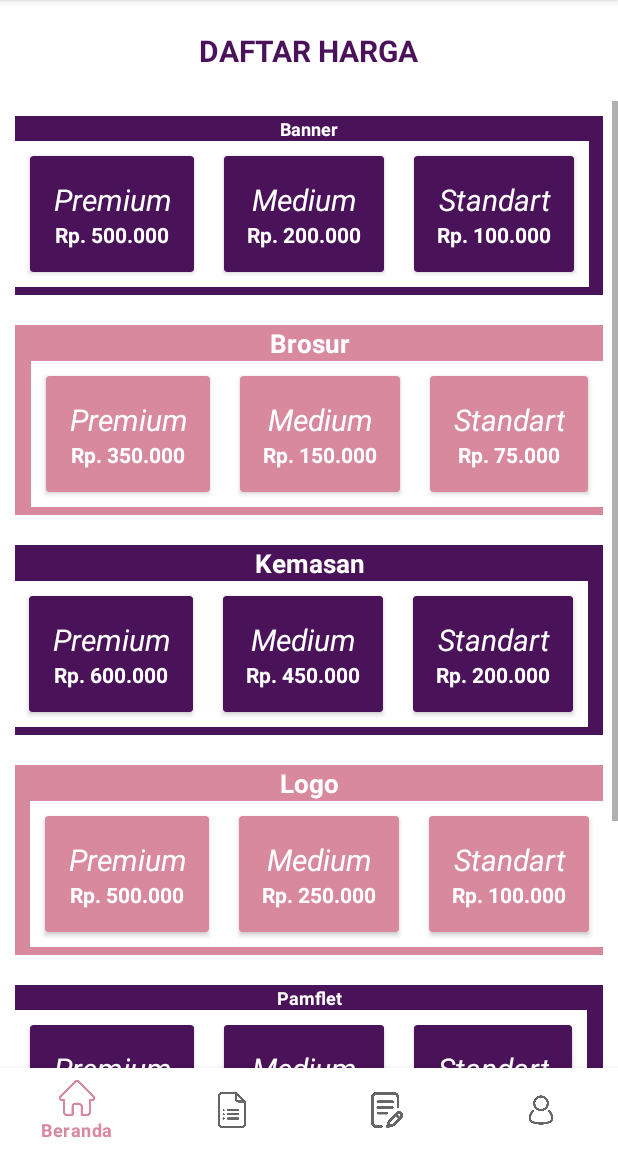
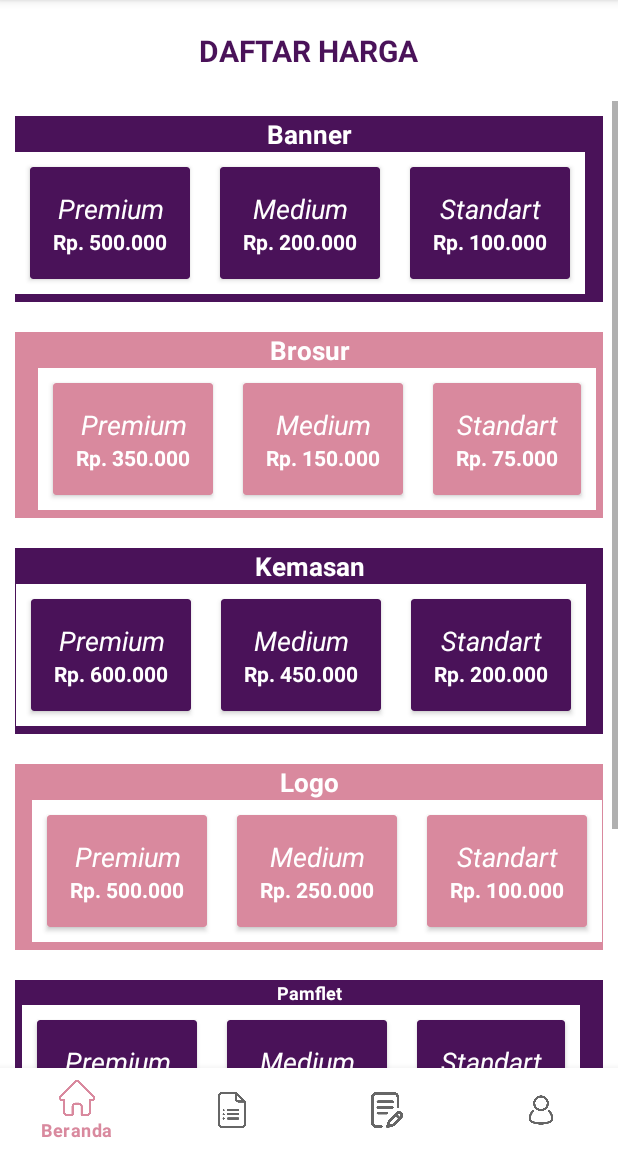
Before and after one commit to rahmarmd/project, an Android app: the fragment DaftarFragment placed in its activity, on a phone screen of 412 x 824 dp, the part 84-1236 px from its top. Run offline under Robolectric (Android 15) with nearby library versions, the phone set to English and light mode, and no system bars; 2 statements that could not run were skipped.

Commit message:
font size

```diff
--- a/app/src/main/res/layout/fragment_daftar.xml
+++ b/app/src/main/res/layout/fragment_daftar.xml
@@ -47,7 +47,7 @@
                         android:text="Banner"
                         android:textAlignment="center"
                         android:textStyle="bold"
-                        android:textSize="12dp"
+                        android:textSize="17sp"
                         android:textColor="@color/white">
                     </TextView>
                 </LinearLayout>
@@ -73,7 +73,7 @@
                                 android:layout_height="wrap_content"
                                 android:text="Premium"
                                 android:textAlignment="center"
-                                android:textSize="20dp"
+                                android:textSize="18dp"
                                 android:textStyle="italic"
                                 android:textColor="@color/white">
                             </TextView>
@@ -103,7 +103,7 @@
                                 android:layout_height="wrap_content"
                                 android:text="Medium"
                                 android:textAlignment="center"
-                                android:textSize="20dp"
+                                android:textSize="18dp"
                                 android:textStyle="italic"
                                 android:textColor="@color/white">
                             </TextView>
@@ -133,7 +133,7 @@
                                 android:layout_height="wrap_content"
                                 android:text="Standart"
                                 android:textAlignment="center"
-                                android:textSize="20dp"
+                                android:textSize="18dp"
                                 android:textStyle="italic"
                                 android:textColor="@color/white">
                             </TextView>
@@ -194,7 +194,7 @@
                                 android:layout_height="wrap_content"
                                 android:text="Premium"
                                 android:textAlignment="center"
-                                android:textSize="20dp"
+                                android:textSize="18dp"
                                 android:textStyle="italic"
                                 android:textColor="@color/white">
                             </TextView>
@@ -224,7 +224,7 @@
                                 android:layout_height="wrap_content"
                                 android:text="Medium"
                                 android:textAlignment="center"
-                                android:textSize="20dp"
+                                android:textSize="18dp"
                                 android:textStyle="italic"
                                 android:textColor="@color/white">
                             </TextView>
@@ -254,7 +254,7 @@
                                 android:layout_height="wrap_content"
                                 android:text="Standart"
                                 android:textAlignment="center"
-                                android:textSize="20dp"
+                                android:textSize="18dp"
                                 android:textStyle="italic"
                                 android:textColor="@color/white">
                             </TextView>
@@ -316,7 +316,7 @@
                                 android:layout_height="wrap_content"
                                 android:text="Premium"
                                 android:textAlignment="center"
-                                android:textSize="20dp"
+                                android:textSize="18dp"
                                 android:textStyle="italic"
                                 android:textColor="@color/white">
                             </TextView>
@@ -346,7 +346,7 @@
                                 android:layout_height="wrap_content"
                                 android:text="Medium"
                                 android:textAlignment="center"
-                                android:textSize="20dp"
+                                android:textSize="18dp"
                                 android:textStyle="italic"
                                 android:textColor="@color/white">
                             </TextView>
@@ -376,7 +376,7 @@
                                 android:layout_height="wrap_content"
                                 android:text="Standart"
                                 android:textAlignment="center"
-                                android:textSize="20dp"
+                                android:textSize="18dp"
                                 android:textStyle="italic"
                                 android:textColor="@color/white">
                             </TextView>
@@ -437,7 +437,7 @@
                                 android:layout_height="wrap_content"
                                 android:text="Premium"
                                 android:textAlignment="center"
-                                android:textSize="20dp"
+                                android:textSize="18dp"
                                 android:textStyle="italic"
                                 android:textColor="@color/white">
                             </TextView>
@@ -467,7 +467,7 @@
                                 android:layout_height="wrap_content"
                                 android:text="Medium"
                                 android:textAlignment="center"
-                                android:textSize="20dp"
+                                android:textSize="18dp"
                                 android:textStyle="italic"
                                 android:textColor="@color/white">
                             </TextView>
@@ -497,7 +497,7 @@
                                 android:layout_height="wrap_content"
                                 android:text="Standart"
                                 android:textAlignment="center"
-                                android:textSize="20dp"
+                                android:textSize="18dp"
                                 android:textStyle="italic"
                                 android:textColor="@color/white">
                             </TextView>
@@ -558,7 +558,7 @@
                                 android:layout_height="wrap_content"
                                 android:text="Premium"
                                 android:textAlignment="center"
-                                android:textSize="20dp"
+                                android:textSize="18dp"
                                 android:textStyle="italic"
                                 android:textColor="@color/white">
                             </TextView>
@@ -588,7 +588,7 @@
                                 android:layout_height="wrap_content"
                                 android:text="Medium"
                                 android:textAlignment="center"
-                                android:textSize="20dp"
+                                android:textSize="18dp"
                                 android:textStyle="italic"
                                 android:textColor="@color/white">
                             </TextView>
@@ -618,7 +618,7 @@
                                 android:layout_height="wrap_content"
                                 android:text="Standart"
                                 android:textAlignment="center"
-                                android:textSize="20dp"
+                                android:textSize="18dp"
                                 android:textStyle="italic"
                                 android:textColor="@color/white">
                             </TextView>
@@ -679,7 +679,7 @@
                                 android:layout_height="wrap_content"
                                 android:text="Premium"
                                 android:textAlignment="center"
-                                android:textSize="20dp"
+                                android:textSize="18dp"
                                 android:textStyle="italic"
                                 android:textColor="@color/white">
                             </TextView>
@@ -709,7 +709,7 @@
                                 android:layout_height="wrap_content"
                                 android:text="Medium"
                                 android:textAlignment="center"
-                                android:textSize="20dp"
+                                android:textSize="18dp"
                                 android:textStyle="italic"
                                 android:textColor="@color/white">
                             </TextView>
@@ -739,7 +739,7 @@
                                 android:layout_height="wrap_content"
                                 android:text="Standart"
                                 android:textAlignment="center"
-                                android:textSize="20dp"
+                                android:textSize="18dp"
                                 android:textStyle="italic"
                                 android:textColor="@color/white">
                             </TextView>
```
